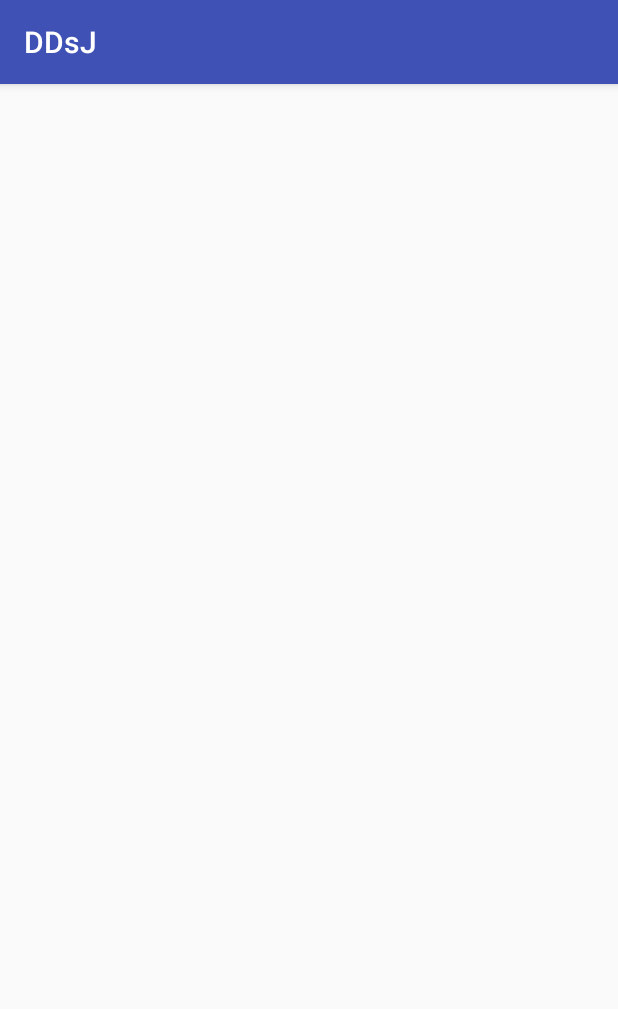
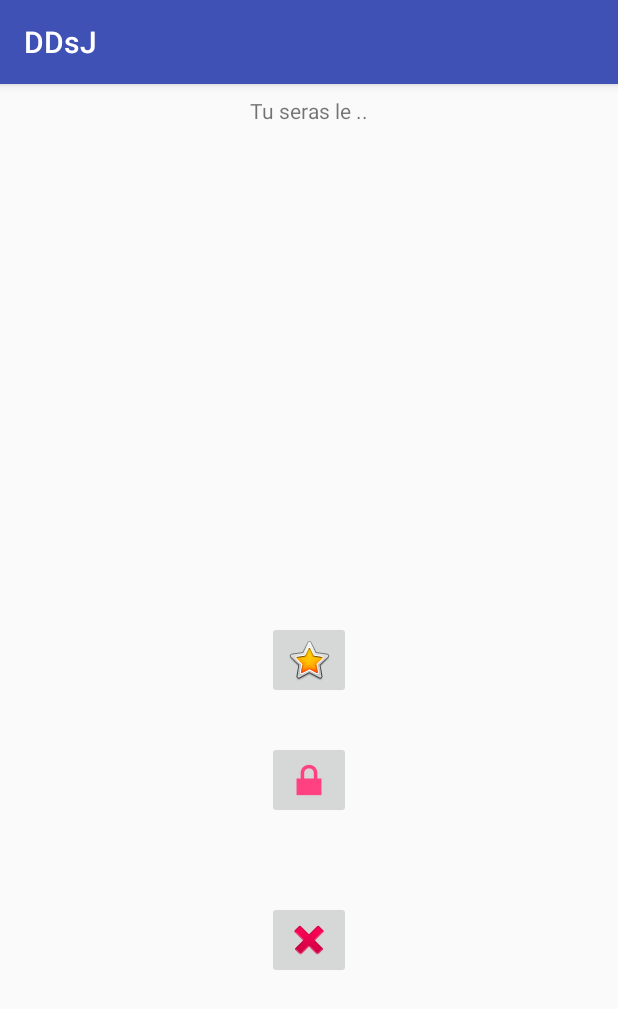
Before and after one commit to Sautronl/DDsJ, an Android app: the MainActivity screen opened directly, with no data from a screen before it, on a phone screen of 412 x 824 dp. Shown: the top 1009 px of the screen. Run offline under Robolectric (Android 15) with nearby library versions, the phone set to English and light mode, and no system bars.

```diff
--- a/app/src/main/java/fr/wcs/ddsj/MainActivity.java
+++ b/app/src/main/java/fr/wcs/ddsj/MainActivity.java
@@ -1,7 +1,12 @@
 package fr.wcs.ddsj;
 
+import android.content.Intent;
 import android.support.v7.app.AppCompatActivity;
 import android.os.Bundle;
+import android.view.View;
+import android.widget.Button;
+import android.widget.ImageButton;
+import android.widget.TextView;
 
 public class MainActivity extends AppCompatActivity {
 
@@ -10,7 +15,18 @@ public class MainActivity extends AppCompatActivity {
         super.onCreate(savedInstanceState);
         setContentView(R.layout.activity_main);
 
+        TextView pseudoDD = (TextView) findViewById(R.id.pseudoDD);
+        ImageButton free = (ImageButton) findViewById(R.id.free);
 
+        Intent res = getIntent();
+        String pseudoPl = res.getStringExtra("pseudo");
+        pseudoDD.setText(pseudoPl);
 
+        free.setOnClickListener(new View.OnClickListener() {
+            @Override
+            public void onClick(View view) {
+                startActivity(new Intent(MainActivity.this,));
+            }
+        });
     }
 }
--- a/app/src/main/res/layout/activity_main.xml
+++ b/app/src/main/res/layout/activity_main.xml
@@ -7,5 +7,68 @@
     tools:context="fr.wcs.ddsj.MainActivity">
 
 
+    <TextView
+        android:id="@+id/welcome"
+        android:layout_width="wrap_content"
+        android:layout_height="wrap_content"
+        android:layout_marginEnd="8dp"
+        android:layout_marginStart="8dp"
+        android:layout_marginTop="8dp"
+        android:text="Tu seras le .."
+        app:layout_constraintEnd_toEndOf="parent"
+        app:layout_constraintStart_toStartOf="parent"
+        app:layout_constraintTop_toTopOf="parent" />
 
+    <TextView
+        android:id="@+id/pseudoDD"
+        android:layout_width="wrap_content"
+        android:layout_height="wrap_content"
+        android:layout_marginStart="8dp"
+        android:layout_marginTop="8dp"
+        android:text=""
+        app:layout_constraintEnd_toEndOf="@+id/welcome"
+        app:layout_constraintHorizontal_bias="1.0"
+        app:layout_constraintStart_toStartOf="@+id/welcome"
+        app:layout_constraintTop_toBottomOf="@+id/welcome" />
+
+    <ImageButton
+        android:id="@+id/free"
+        android:layout_width="wrap_content"
+        android:layout_height="wrap_content"
+        android:layout_marginBottom="8dp"
+        android:layout_marginEnd="8dp"
+        android:layout_marginStart="8dp"
+        android:layout_marginTop="8dp"
+        app:layout_constraintBottom_toBottomOf="parent"
+        app:layout_constraintEnd_toEndOf="parent"
+        app:layout_constraintStart_toStartOf="parent"
+        app:layout_constraintTop_toTopOf="parent"
+        app:srcCompat="@android:drawable/btn_star_big_on" />
+
+    <ImageButton
+        android:id="@+id/prenium2"
+        android:layout_width="wrap_content"
+        android:layout_height="wrap_content"
+        android:layout_marginBottom="8dp"
+        android:layout_marginStart="8dp"
+        android:layout_marginTop="8dp"
+        app:layout_constraintBottom_toBottomOf="parent"
+        app:layout_constraintEnd_toEndOf="@+id/prenium1"
+        app:layout_constraintHorizontal_bias="1.0"
+        app:layout_constraintStart_toStartOf="@+id/prenium1"
+        app:layout_constraintTop_toBottomOf="@+id/prenium1"
+        app:layout_constraintVertical_bias="0.222"
+        app:srcCompat="@android:drawable/ic_delete" />
+
+    <ImageButton
+        android:id="@+id/prenium1"
+        android:layout_width="wrap_content"
+        android:layout_height="wrap_content"
+        android:layout_marginStart="8dp"
+        android:layout_marginTop="28dp"
+        app:layout_constraintEnd_toEndOf="@+id/free"
+        app:layout_constraintHorizontal_bias="1.0"
+        app:layout_constraintStart_toStartOf="@+id/free"
+        app:layout_constraintTop_toBottomOf="@+id/free"
+        app:srcCompat="@android:drawable/ic_lock_lock" />
 </android.support.constraint.ConstraintLayout>
```
Also changed, not shown: app/src/main/java/fr/wcs/ddsj/LoginPseudoActivity.java (+16 -3 lines), app/src/main/java/fr/wcs/ddsj/PlayerModel.java (added, +31 -0 lines), app/src/main/java/fr/wcs/ddsj/QrModel.java (added, +31 -0 lines).
